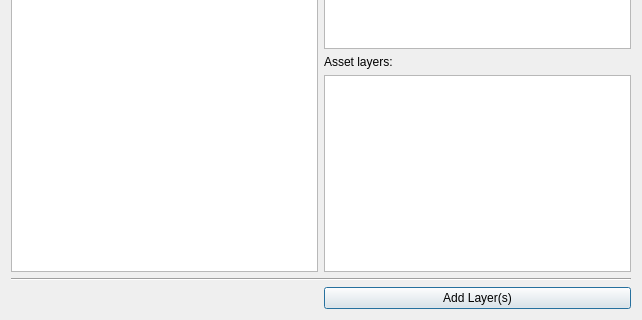
First picture: the form in oemc_plugin_dialog_base.ui, repository Open-Earth-Monitor/oemc-qgis-plugin, before the edit; both pictures show x 0 to 642 and y 245 to 565 of the 642 by 565 pixel window.
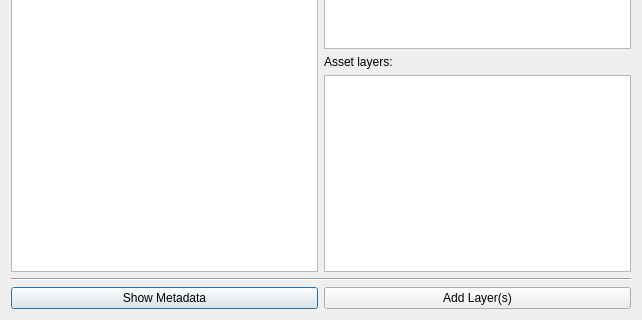
Second picture: the form after the edit.

Commit message: feat: add show metadata button for collections

```diff
--- a/oemc_plugin_dialog_base.ui
+++ b/oemc_plugin_dialog_base.ui
@@ -97,6 +97,19 @@
      </property>
     </widget>
    </item>
+   <item row="6" column="0">
+    <widget class="QPushButton" name="showMetadata">
+     <property name="minimumSize">
+      <size>
+       <width>100</width>
+       <height>0</height>
+      </size>
+     </property>
+     <property name="text">
+      <string>Show Metadata</string>
+     </property>
+    </widget>
+   </item>
    <item row="6" column="1">
     <widget class="QPushButton" name="addLayers">
      <property name="minimumSize">
```
The commit also changes 5 other files.
